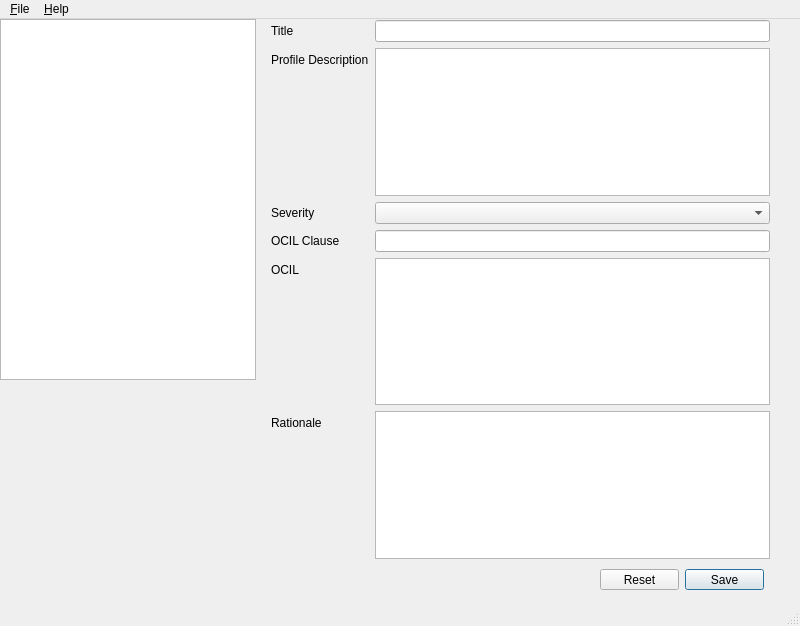
Old version of the form ui/MainWindow.ui in the repository redhatrises/husky.
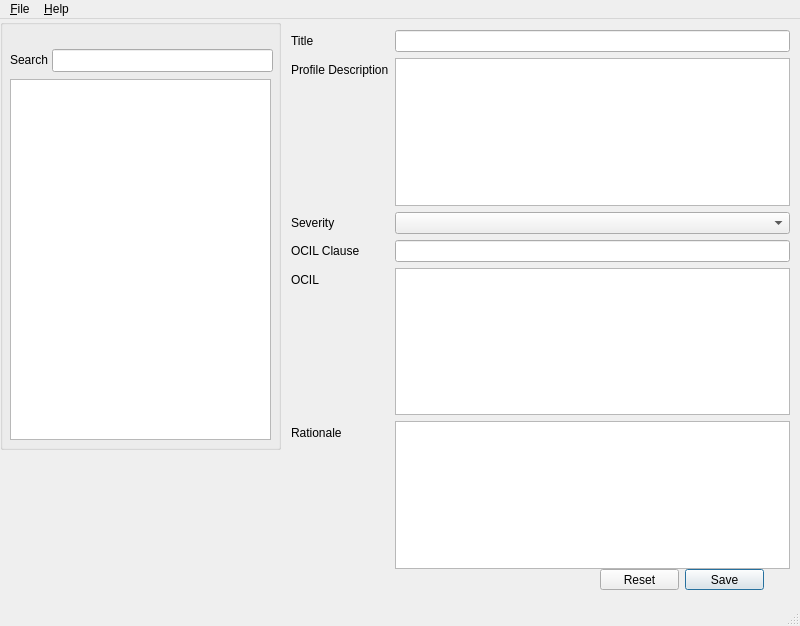
New version of the form.

Commit message: Updates to add in file directory searching

What changed in the file:
```diff
--- a/ui/MainWindow.ui
+++ b/ui/MainWindow.ui
@@ -17,8 +17,8 @@
    <widget class="QWidget" name="formLayoutWidget">
     <property name="geometry">
      <rect>
-      <x>270</x>
-      <y>0</y>
+      <x>290</x>
+      <y>10</y>
       <width>501</width>
       <height>541</height>
      </rect>
@@ -101,12 +101,46 @@
      </item>
     </layout>
    </widget>
+   <widget class="QDialogButtonBox" name="buttonBox">
+    <property name="geometry">
+     <rect>
+      <x>600</x>
+      <y>550</y>
+      <width>164</width>
+      <height>21</height>
+     </rect>
+    </property>
+    <property name="standardButtons">
+     <set>QDialogButtonBox::Reset|QDialogButtonBox::Save</set>
+    </property>
+   </widget>
+   <widget class="QGroupBox" name="groupBox">
+    <property name="geometry">
+     <rect>
+      <x>0</x>
+      <y>0</y>
+      <width>281</width>
+      <height>431</height>
+     </rect>
+    </property>
+    <property name="title">
+     <string/>
+    </property>
+    <property name="alignment">
+     <set>Qt::AlignLeading|Qt::AlignLeft|Qt::AlignTop</set>
+    </property>
+    <property name="flat">
+     <bool>false</bool>
+    </property>
+    <property name="checkable">
+     <bool>false</bool>
+    </property>
    <widget class="QTreeView" name="treeView">
     <property name="geometry">
      <rect>
-      <x>0</x>
-      <y>0</y>
-      <width>256</width>
+       <x>10</x>
+       <y>60</y>
+       <width>261</width>
       <height>361</height>
      </rect>
     </property>
@@ -132,18 +166,32 @@
      <bool>true</bool>
     </attribute>
    </widget>
-   <widget class="QDialogButtonBox" name="buttonBox">
+    <widget class="QLineEdit" name="filedirsearch">
     <property name="geometry">
      <rect>
-      <x>600</x>
-      <y>550</y>
-      <width>164</width>
+       <x>52</x>
+       <y>30</y>
+       <width>221</width>
+       <height>23</height>
+      </rect>
+     </property>
+     <property name="inputMethodHints">
+      <set>Qt::ImhNone</set>
+     </property>
+    </widget>
+    <widget class="QLabel" name="label">
+     <property name="geometry">
+      <rect>
+       <x>10</x>
+       <y>30</y>
+       <width>41</width>
       <height>21</height>
      </rect>
     </property>
-    <property name="standardButtons">
-     <set>QDialogButtonBox::Reset|QDialogButtonBox::Save</set>
-    </property>
+     <property name="text">
+      <string>Search</string>
+     </property>
+    </widget>
    </widget>
   </widget>
   <widget class="QMenuBar" name="menubar">
```
Left out of the diff: 8 changed lines with no effect on the pictures. Lines whose indentation alone changed are shown as unchanged. The commit also changes 2 other files.
